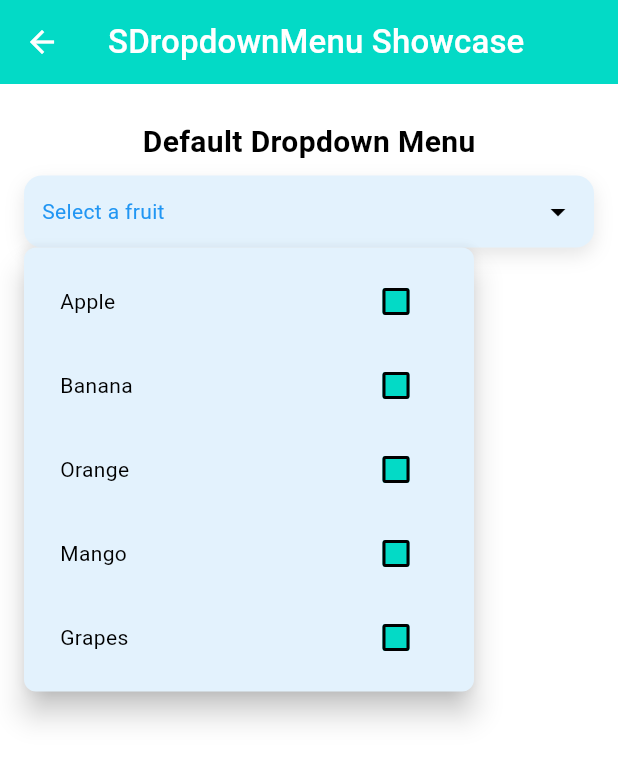
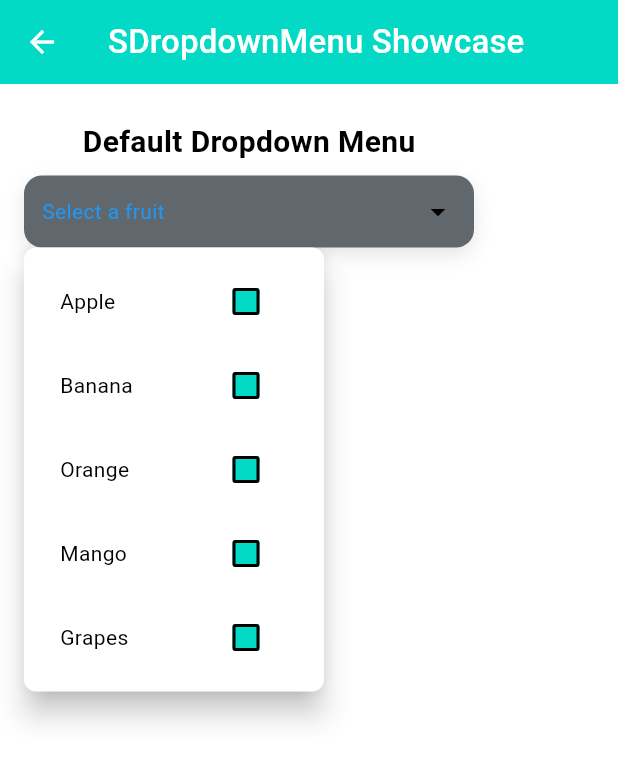
Before and after one commit to FRANK732/s_design, a Flutter app: the DropdownMenuPage screen opened by its route, after a tap on "Select a fruit", on a phone screen of 412 x 824 dp. Shown: the top 762 px of the screen. Run offline on Flutter 3.47's test engine with Material 3 defaults, Android fonts, the phone set to English and light mode, and no system bars; our stand-ins replace flutter_spinkit, get, shimmer.

Commit message:
feat: enhance SDropdownMenu with new properties for customization; update dropdown menu styles and behavior

```diff
--- a/example/lib/pages/dropdown_menu.dart
+++ b/example/lib/pages/dropdown_menu.dart
@@ -27,7 +27,7 @@ class _DropdownMenuPageState extends State<DropdownMenuPage> {
             hintText: 'Select a fruit',
             menuType: SDropdownMenuItemType.multiSelect,
             preferredPosition: SDropdownMenuPosition.bottom,
-            backgroundColor: Colors.blue[50],
+            backgroundColor: const Color.fromARGB(255, 96, 104, 110),
             borderRadius: 12,
             shadow: BoxShadow(
               color: Colors.black.withOpacity(0.1),
@@ -35,9 +35,9 @@ class _DropdownMenuPageState extends State<DropdownMenuPage> {
               offset: Offset(0, 5),
             ),
             textStyle: TextStyle(color: Colors.blue),
-            menuBackgroundColor: Colors.blue[50],
+            // menuBackgroundColor: Colors.blue[50],
             menuElevation: 8,
-            menuWidth: 300,
+            menuWidth: 200,
           )
         ]),
       ),
--- a/lib/src/components/s_dropdown_menu/s_dropdown_menu.dart
+++ b/lib/src/components/s_dropdown_menu/s_dropdown_menu.dart
@@ -7,17 +7,49 @@ class SDropdownMenu extends StatefulWidget {
   final String? hintText;
   final Widget? icon;
   final EdgeInsetsGeometry? padding;
+  final EdgeInsetsGeometry? menuPadding;
   final Color? backgroundColor;
+  final Color? hoverColor;
+  final Color? splashColor;
+  final Color? highlightColor;
   final double? borderRadius;
+  final BorderRadius? menuBorderRadius;
   final BoxShadow? shadow;
+  final List<BoxShadow>? menuShadows;
   final TextStyle? textStyle;
+  final TextStyle? menuTextStyle;
+  final TextStyle? hintTextStyle;
+  final TextStyle? selectedTextStyle;
+  final Color? menuBackgroundColor;
+  final Color? menuItemBackgroundColor;
+  final Color? menuItemHoverColor;
+  final Color? menuItemSelectedColor;
+  final double? menuElevation;
+  final double? menuWidth;
+  final double? menuMaxHeight;
+  final double? menuItemHeight;
+  final double? menuItemPadding;
   final SDropdownMenuItemType menuType;
   final Duration animationDuration;
   final Curve animationCurve;
-  final Color? menuBackgroundColor;
-  final double? menuElevation;
-  final double? menuWidth;
   final SDropdownMenuPosition preferredPosition;
+  final bool showSelectedItemIcon;
+  final Widget? selectedItemIcon;
+  final bool showClearButton;
+  final Widget? clearButtonIcon;
+  final VoidCallback? onClear;
+  final bool showMenuIcon;
+  final Widget? menuIcon;
+  final bool showDivider;
+  final Color? dividerColor;
+  final double? dividerThickness;
+  final EdgeInsetsGeometry? dividerPadding;
+  final bool showScrollbar;
+  final ScrollbarThemeData? scrollbarTheme;
+  final bool showCheckbox;
+  final Color? checkboxActiveColor;
+  final Color? checkboxCheckColor;
+  final Color? checkboxHoverColor;
 
   const SDropdownMenu({
     Key? key,
@@ -26,17 +58,49 @@ class SDropdownMenu extends StatefulWidget {
     this.hintText,
     this.icon,
     this.padding,
+    this.menuPadding,
     this.backgroundColor,
+    this.hoverColor,
+    this.splashColor,
+    this.highlightColor,
     this.borderRadius,
+    this.menuBorderRadius,
     this.shadow,
+    this.menuShadows,
     this.textStyle,
+    this.menuTextStyle,
+    this.hintTextStyle,
+    this.selectedTextStyle,
+    this.menuBackgroundColor,
+    this.menuItemBackgroundColor,
+    this.menuItemHoverColor,
+    this.menuItemSelectedColor,
+    this.menuElevation,
+    this.menuWidth,
+    this.menuMaxHeight,
+    this.menuItemHeight,
+    this.menuItemPadding,
     this.menuType = SDropdownMenuItemType.normal,
     this.animationDuration = const Duration(milliseconds: 300),
     this.animationCurve = Curves.easeInOut,
-    this.menuBackgroundColor,
-    this.menuElevation,
-    this.menuWidth,
     this.preferredPosition = SDropdownMenuPosition.bottom,
+    this.showSelectedItemIcon = false,
+    this.selectedItemIcon,
+    this.showClearButton = false,
+    this.clearButtonIcon,
+    this.onClear,
+    this.showMenuIcon = true,
+    this.menuIcon,
+    this.showDivider = false,
+    this.dividerColor,
+    this.dividerThickness,
+    this.dividerPadding,
+    this.showScrollbar = true,
+    this.scrollbarTheme,
+    this.showCheckbox = false,
+    this.checkboxActiveColor,
+    this.checkboxCheckColor,
+    this.checkboxHoverColor,
   }) : super(key: key);
 
   @override
@@ -114,33 +178,32 @@ class _SDropdownMenuState extends State<SDropdownMenu> {
                     widget.menuElevation ?? theme.cardTheme.elevation ?? 4,
                 color: widget.menuBackgroundColor ?? theme.cardColor,
                 borderRadius: BorderRadius.circular(
-                  widget.borderRadius is BorderRadius
-                      ? (widget.borderRadius as BorderRadius).topLeft.x
-                      : (theme.cardTheme.shape is RoundedRectangleBorder
-                          ? (theme.cardTheme.shape as RoundedRectangleBorder)
-                              .borderRadius
-                              .resolve(TextDirection.ltr)
-                              .topLeft
-                              .x
-                          : 8),
+                  widget.menuBorderRadius?.topLeft.x ?? 8,
                 ),
                 child: AnimatedContainer(
                   duration: widget.animationDuration,
                   curve: widget.animationCurve,
-                  padding: const EdgeInsets.all(8),
+                  padding: widget.menuPadding ?? const EdgeInsets.all(8),
                   child: Column(
                     children: [
                       if (widget.menuType == SDropdownMenuItemType.searchable)
                         Padding(
                           padding: const EdgeInsets.all(8),
-                          child: SInputField(
+                          child: SInputField.search(
                             controller: _searchController,
                             hintText: 'Search...',
                           ),
                         ),
+                      if (widget.showDivider)
+                        Divider(
+                          color: widget.dividerColor ?? theme.dividerColor,
+                          thickness: widget.dividerThickness ?? 1,
+                          height: widget.dividerPadding?.vertical ?? 8,
+                        ),
                       Container(
                         constraints: BoxConstraints(
-                          maxHeight: screenSize.height * 0.4,
+                          maxHeight:
+                              widget.menuMaxHeight ?? screenSize.height * 0.4,
                         ),
                         child: SingleChildScrollView(
                           child: Column(
@@ -150,7 +213,8 @@ class _SDropdownMenuState extends State<SDropdownMenu> {
                                   ? CheckboxListTile(
                                       title: Text(
                                         item,
-                                        style: theme.textTheme.bodyMedium,
+                                        style: widget.menuTextStyle ??
+                                            theme.textTheme.bodyMedium,
                                       ),
                                       value: _selectedItems.contains(item),
                                       onChanged: (value) {
@@ -162,12 +226,18 @@ class _SDropdownMenuState extends State<SDropdownMenu> {
                                           }
                                           widget.onChanged(_selectedItems);
                                         });
+                                        // Mark the overlay entry to rebuild
+                                        _overlayEntry?.markNeedsBuild();
                                       },
+                                      activeColor: widget.checkboxActiveColor,
+                                      checkColor: widget.checkboxCheckColor,
+                                      hoverColor: widget.checkboxHoverColor,
                                     )
                                   : ListTile(
                                       title: Text(
                                         item,
-                                        style: theme.textTheme.bodyMedium,
+                                        style: widget.menuTextStyle ??
+                                            theme.textTheme.bodyMedium,
                                       ),
                                       onTap: () {
                                         setState(() {
@@ -193,10 +263,9 @@ class _SDropdownMenuState extends State<SDropdownMenu> {
   }
 
   double _calculateMenuHeight() {
-    double baseHeight =
-        _filteredItems.length * 48.0; // Approximate height per item
+    double baseHeight = _filteredItems.length * (widget.menuItemHeight ?? 48.0);
     if (widget.menuType == SDropdownMenuItemType.searchable) {
-      baseHeight += 64; // Add height for the search bar
+      baseHeight += 64;
     }
     return baseHeight;
   }
@@ -254,9 +323,11 @@ class _SDropdownMenuState extends State<SDropdownMenu> {
         child: AnimatedContainer(
           duration: widget.animationDuration,
           curve: widget.animationCurve,
+          width: 300,
           padding: widget.padding ?? const EdgeInsets.all(12),
           decoration: BoxDecoration(
-            color: widget.backgroundColor ?? theme.cardColor,
+            color:
+                widget.backgroundColor ?? theme.inputDecorationTheme.focusColor,
             borderRadius: BorderRadius.circular(widget.borderRadius ?? 8),
             boxShadow: widget.shadow != null
                 ? [widget.shadow!]
@@ -281,8 +352,21 @@ class _SDropdownMenuState extends State<SDropdownMenu> {
                         : widget.hintText ?? 'Select an item',
                 style: widget.textStyle ?? theme.textTheme.bodyMedium,
               ),
-              widget.icon ??
-                  Icon(Icons.arrow_drop_down, color: theme.iconTheme.color),
+              if (widget.showClearButton && _selectedItems.isNotEmpty)
+                IconButton(
+                  icon: widget.clearButtonIcon ?? const Icon(Icons.clear),
+                  onPressed: () {
+                    setState(() {
+                      _selectedItems.clear();
+                      widget.onChanged(_selectedItems);
+                      if (widget.onClear != null) widget.onClear!();
+                    });
+                  },
+                ),
+              widget.showMenuIcon
+                  ? widget.menuIcon ??
+                      Icon(Icons.arrow_drop_down, color: theme.iconTheme.color)
+                  : const SizedBox.shrink(),
             ],
           ),
         ),
```
